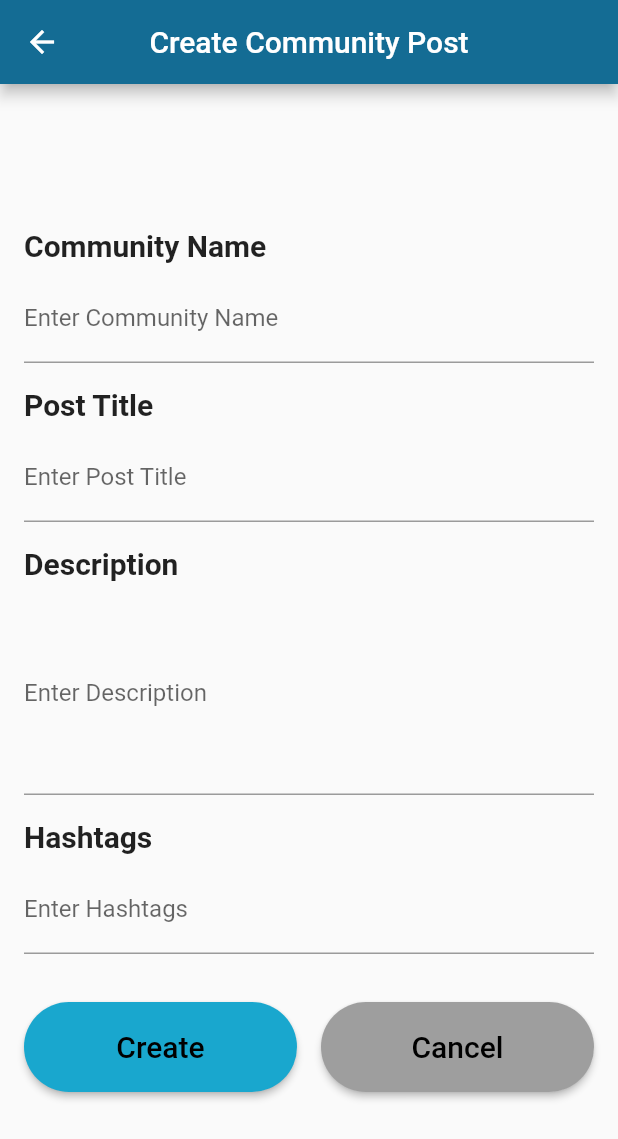
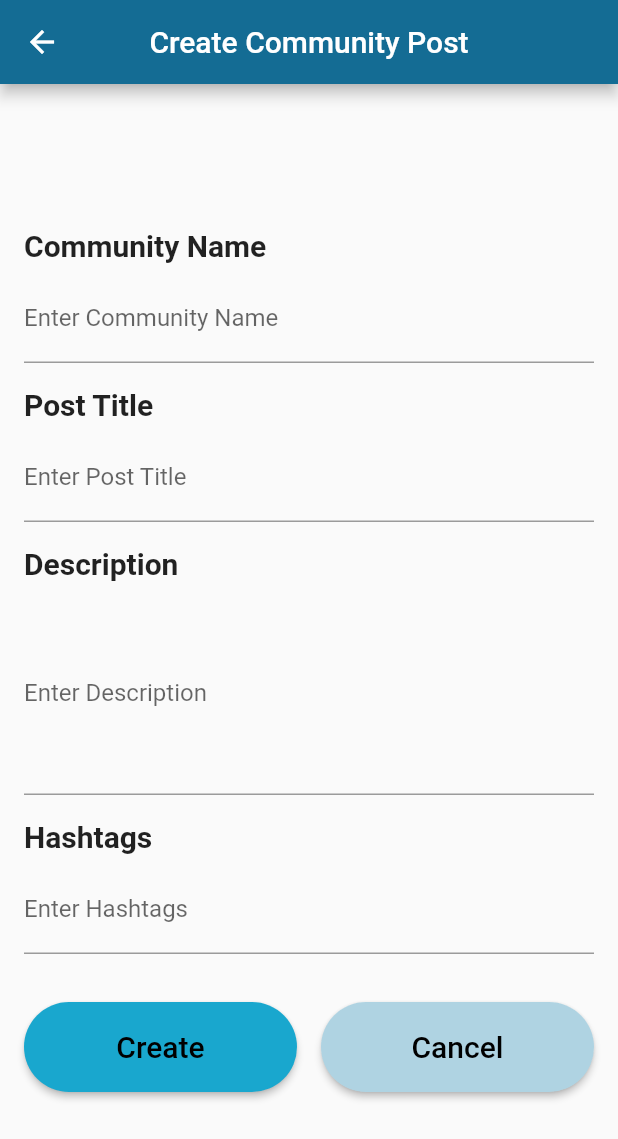
Before and after one commit to Harish3000/shades-app-flutter-project, a Flutter app: the CommunityOperations screen opened directly, after a tap on the "add" icon, on a phone screen of 412 x 824 dp. Shown: the top 1139 px of the screen. Run offline on Flutter 3.47's test engine with Material 2 defaults, Android fonts, the phone set to English and light mode, and no system bars; our stand-ins replace cloud_firestore, firebase_auth, firebase_core, flutter_rating_bar; accounts and stored records are empty.

Commit message:
UPDATE complete

```diff
--- a/shades/lib/features/community_mgt/community.dart
+++ b/shades/lib/features/community_mgt/community.dart
@@ -2,6 +2,7 @@ import 'dart:math';
 import 'package:flutter/material.dart';
 import 'package:cloud_firestore/cloud_firestore.dart';
 import 'create_post_page.dart';
+import 'UpdateCommunityPost.dart';
 
 void main() {
   runApp(MyApp());
@@ -94,10 +95,8 @@ class _CommunityOperationsState extends State<CommunityOperations> {
                       children: [
                         Row(
                           children: [
-                            // Changed: Wrapped the image in ClipRRect to make it rounded
                             ClipRRect(
-                              borderRadius: BorderRadius.circular(
-                                  25), // Rounded border for the circular frame
+                              borderRadius: BorderRadius.circular(25),
                               child: Container(
                                 width: 50,
                                 height: 50,
@@ -144,7 +143,7 @@ class _CommunityOperationsState extends State<CommunityOperations> {
                           style: TextStyle(
                             fontSize: 18,
                             fontStyle: FontStyle.italic,
-                            color: Color(0xFF146C94), // Blue color
+                            color: Color(0xFF146C94),
                           ),
                         ),
                         SizedBox(height: 16),
@@ -192,6 +191,35 @@ class _CommunityOperationsState extends State<CommunityOperations> {
                               ),
                             ),
                             SizedBox(width: 8),
+                            Spacer(),
+                            InkWell(
+                              onTap: () {
+                                Navigator.push(
+                                  context,
+                                  MaterialPageRoute(
+                                    builder: (context) =>
+                                        UpdateCommunityPost(postId: postId),
+                                  ),
+                                );
+                              },
+                              child: Icon(
+                                Icons.edit,
+                                size: 30,
+                                color: Color(0xFF146C94),
+                              ),
+                            ),
+                            SizedBox(width: 8),
+                            InkWell(
+                              onTap: () {
+                                // Handle delete operation here
+                              },
+                              child: Icon(
+                                Icons.delete,
+                                size: 30,
+                                color: Color(0xFFB30000),
+                                //add outline to icon
+                              ),
+                            ),
                           ],
                         ),
                       ],
--- a/shades/lib/features/community_mgt/create_post_page.dart
+++ b/shades/lib/features/community_mgt/create_post_page.dart
@@ -298,7 +298,7 @@ class _CreatePostPageState extends State<CreatePostPage> {
                               Navigator.of(context).pop();
                             },
                             style: ElevatedButton.styleFrom(
-                              primary: Colors.grey,
+                              primary: Color(0xFFAFD3E2),
                               shape: RoundedRectangleBorder(
                                 borderRadius: BorderRadius.circular(30),
                               ),
```
Also changed, not shown: shades/lib/features/community_mgt/UpdateCommunityPost.dart (added, +184 -0 lines).
